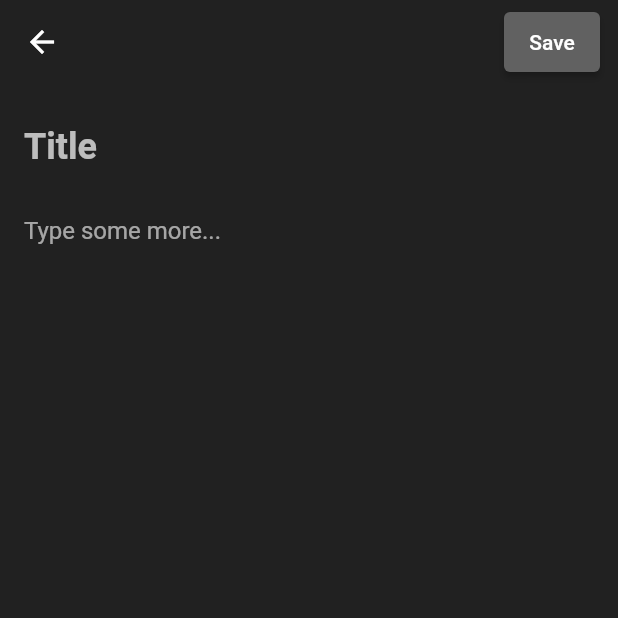
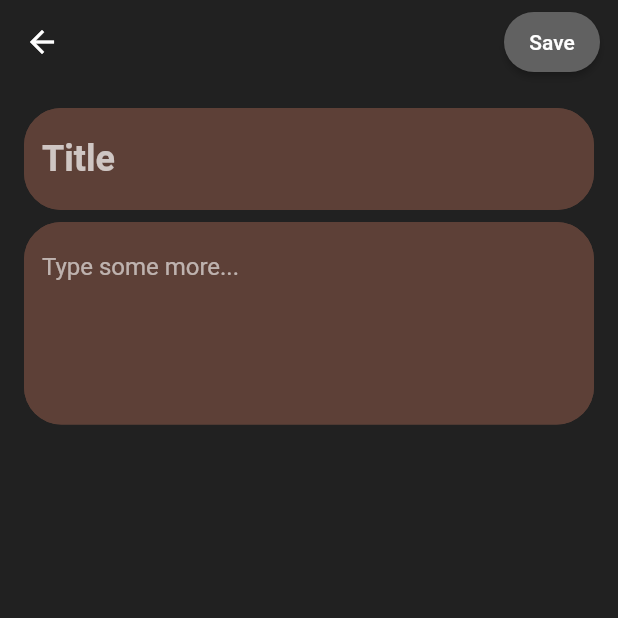
Before and after one commit to michalnowak18/Notepad, a Flutter app: the AddEditNotePage screen opened directly, on a phone screen of 412 x 824 dp, the top half of it. Run offline on Flutter 3.47's test engine with Material 2 defaults, Android fonts, the phone set to English and light mode, and no system bars; our stand-ins replace flutter_secure_storage, sqflite; missing offline and left inert: crypt, encrypt; accounts and stored records are empty.

```diff
--- a/lib/pages/add_edit_note_page.dart
+++ b/lib/pages/add_edit_note_page.dart
@@ -59,8 +59,9 @@ class _AddEditNotePageState extends State<AddEditNotePage> {
         child: Text("Save"),
         onPressed: addOrUpdateNote,
         style: ElevatedButton.styleFrom(
+          shape: StadiumBorder(),
           foregroundColor: Colors.white,
-          backgroundColor: isValid ? null : Colors.grey.shade700,
+          backgroundColor: isValid ? Colors.brown.shade700 : Colors.grey.shade700,
         ),
       ),
     );
--- a/lib/pages/note_detail_page.dart
+++ b/lib/pages/note_detail_page.dart
@@ -67,6 +67,11 @@ class _NoteDetailPageState extends State<NoteDetailPage> {
 
   Widget editButton() => IconButton(
         icon: Icon(Icons.edit_outlined),
+        style: IconButton.styleFrom(
+          shape: StadiumBorder(),
+          foregroundColor: Colors.white,
+          backgroundColor: Colors.brown.shade700,
+        ),
         onPressed: () async {
           if (isLoading) return;
           await Navigator.of(context).push(MaterialPageRoute(
--- a/lib/widgets/note_form_widget.dart
+++ b/lib/widgets/note_form_widget.dart
@@ -43,7 +43,25 @@ class NoteFormWidget extends StatelessWidget {
         fontSize: 24,
       ),
       decoration: InputDecoration(
-        border: InputBorder.none,
+        filled: true,
+        fillColor: Colors.brown.shade700,
+        enabledBorder: OutlineInputBorder(
+          borderRadius: BorderRadius.circular(25.0),
+          borderSide: BorderSide(color: Colors.brown.shade700, width: 3.0),
+        ),
+        focusedBorder: OutlineInputBorder(
+          borderRadius: BorderRadius.circular(25.0),
+          borderSide: BorderSide(color: Colors.brown.shade700, width: 3.0),
+        ),
+        errorBorder: OutlineInputBorder(
+          borderRadius: BorderRadius.circular(25.0),
+          borderSide: BorderSide(color: Colors.red.shade900, width: 3.0),
+        ),
+        focusedErrorBorder: OutlineInputBorder(
+          borderRadius: BorderRadius.circular(25.0),
+          borderSide: BorderSide(color: Colors.red.shade900, width: 3.0),
+        ),
+        border: OutlineInputBorder(),
         hintText: 'Title',
         hintStyle: TextStyle(color: Colors.white70),
       ),
@@ -60,7 +78,25 @@ class NoteFormWidget extends StatelessWidget {
         color: Colors.white60,
       ),
       decoration: InputDecoration(
-        border: InputBorder.none,
+        filled: true,
+        fillColor: Colors.brown.shade700,
+        enabledBorder: OutlineInputBorder(
+          borderRadius: BorderRadius.circular(25.0),
+          borderSide: BorderSide(color: Colors.brown.shade700, width: 3.0),
+        ),
+        focusedBorder: OutlineInputBorder(
+          borderRadius: BorderRadius.circular(25.0),
+          borderSide: BorderSide(color: Colors.brown.shade700, width: 3.0),
+        ),
+        errorBorder: OutlineInputBorder(
+          borderRadius: BorderRadius.circular(25.0),
+          borderSide: BorderSide(color: Colors.red.shade900, width: 3.0),
+        ),
+        focusedErrorBorder: OutlineInputBorder(
+          borderRadius: BorderRadius.circular(25.0),
+          borderSide: BorderSide(color: Colors.red.shade900, width: 3.0),
+        ),
+        border: OutlineInputBorder(),
         hintText: 'Type some more...',
         hintStyle: TextStyle(color: Colors.white60),
       ),
```
